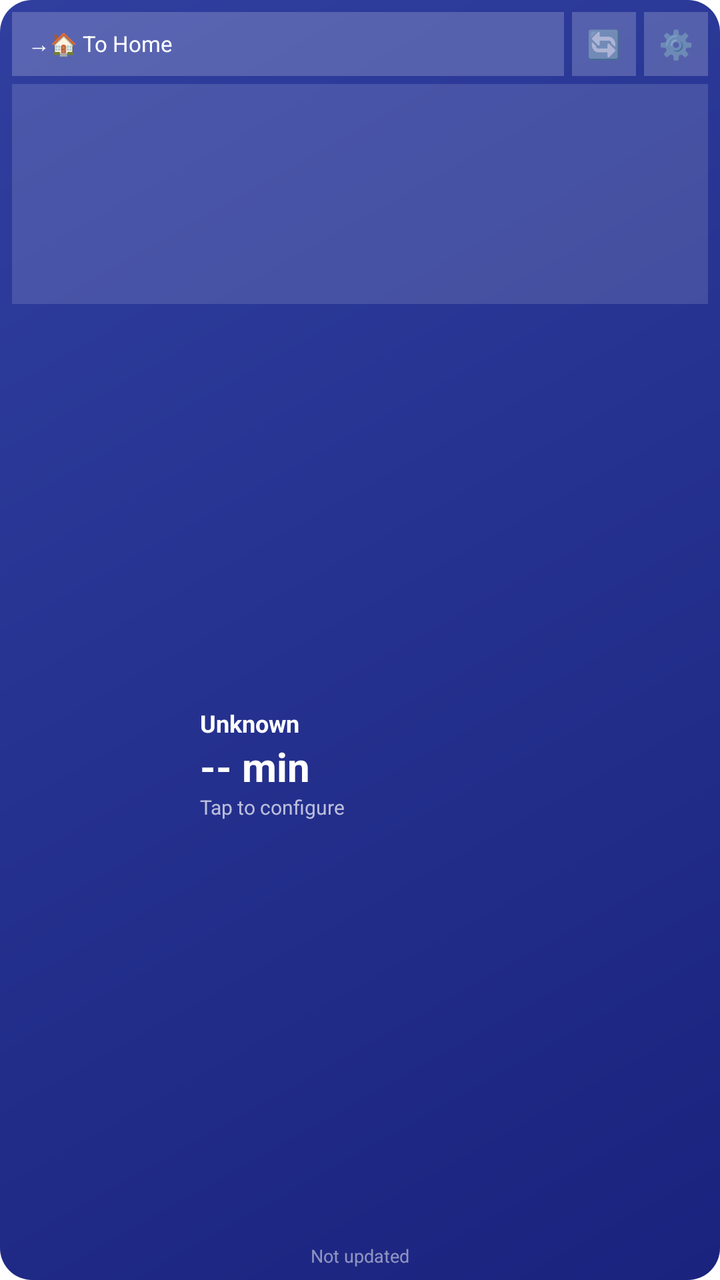
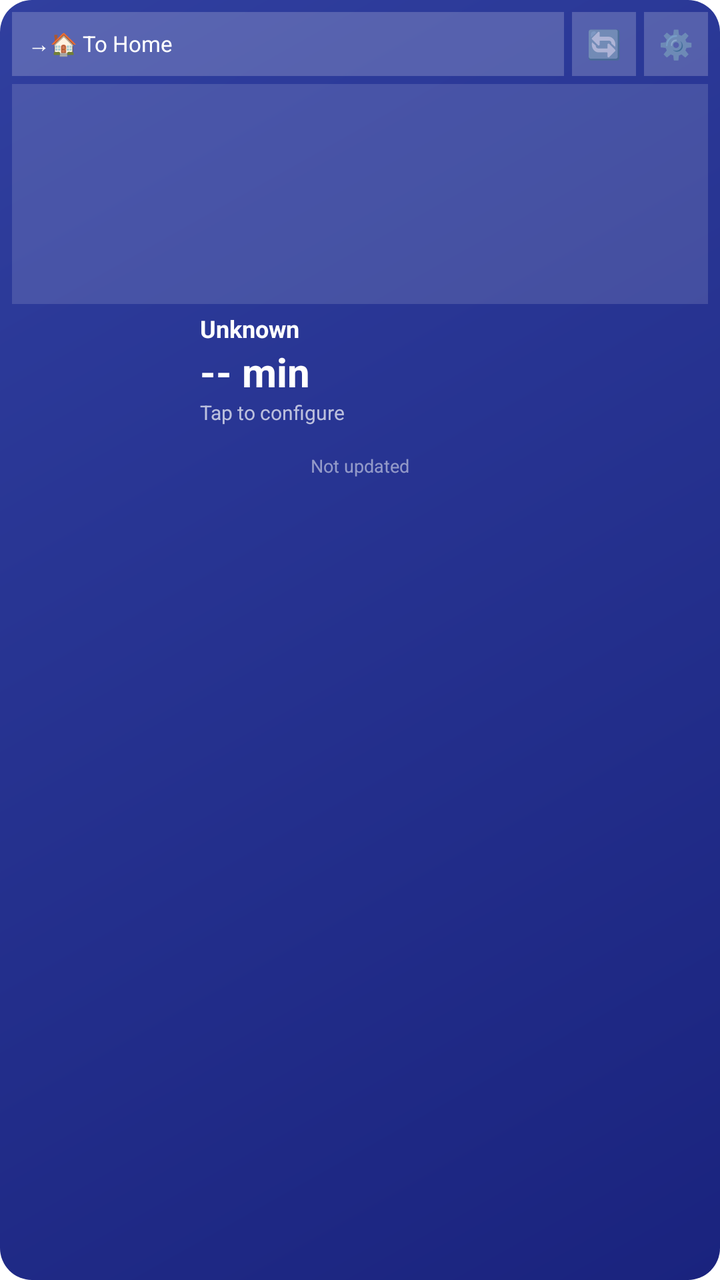

An Android layout rendered at two revisions. The XML below is the earlier revision; the diff shows what the commit changed to produce the second picture.
<!-- AndroidManifest.xml: application theme Theme.TrafficWidget -->
<!-- res/layout/widget_traffic.xml -->
<?xml version="1.0" encoding="utf-8"?>
<LinearLayout xmlns:android="http://schemas.android.com/apk/res/android"
    android:layout_width="match_parent"
    android:layout_height="match_parent"
    android:orientation="vertical"
    android:padding="6dp"
    android:background="@drawable/widget_background">

    
    <LinearLayout
        android:layout_width="match_parent"
        android:layout_height="32dp"
        android:orientation="horizontal"
        android:gravity="center_vertical"
        android:layout_marginBottom="4dp">

        <TextView
            android:id="@+id/directionButton"
            android:layout_width="0dp"
            android:layout_height="match_parent"
            android:layout_weight="1"
            android:text="→🏠 To Home"
            android:textSize="11sp"
            android:textColor="#FFFFFF"
            android:gravity="center_vertical"
            android:background="#33FFFFFF"
            android:paddingStart="8dp"
            android:paddingEnd="8dp"
            android:layout_marginEnd="4dp" />

        <TextView
            android:id="@+id/refreshButton"
            android:layout_width="32dp"
            android:layout_height="match_parent"
            android:text="🔄"
            android:textSize="14sp"
            android:gravity="center"
            android:background="#33FFFFFF"
            android:layout_marginEnd="4dp" />

        <TextView
            android:id="@+id/settingsButton"
            android:layout_width="32dp"
            android:layout_height="match_parent"
            android:text="⚙️"
            android:textSize="14sp"
            android:gravity="center"
            android:background="#33FFFFFF" />

    </LinearLayout>

    
    <ImageView
        android:id="@+id/mapImage"
        android:layout_width="match_parent"
        android:layout_height="110dp"
        android:scaleType="centerCrop"
        android:background="#22FFFFFF"
        android:layout_marginBottom="4dp" />

    
    <LinearLayout
        android:id="@+id/gaugeContainer"
        android:layout_width="match_parent"
        android:layout_height="0dp"
        android:layout_weight="1"
        android:orientation="horizontal"
        android:gravity="center_vertical">

        
        <ImageView
            android:id="@+id/gaugeImage"
            android:layout_width="90dp"
            android:layout_height="58dp"
            android:scaleType="fitCenter" />

        
        <LinearLayout
            android:layout_width="0dp"
            android:layout_height="wrap_content"
            android:layout_weight="1"
            android:orientation="vertical"
            android:paddingStart="4dp">

            <TextView
                android:id="@+id/statusLabel"
                android:layout_width="wrap_content"
                android:layout_height="wrap_content"
                android:text="Unknown"
                android:textSize="12sp"
                android:textColor="#FFFFFF"
                android:textStyle="bold" />

            <TextView
                android:id="@+id/travelTime"
                android:layout_width="wrap_content"
                android:layout_height="wrap_content"
                android:text="-- min"
                android:textSize="20sp"
                android:textColor="#FFFFFF"
                android:textStyle="bold" />

            <TextView
                android:id="@+id/delayInfo"
                android:layout_width="match_parent"
                android:layout_height="wrap_content"
                android:text="Tap to configure"
                android:textSize="10sp"
                android:textColor="#B0FFFFFF"
                android:maxLines="1"
                android:ellipsize="end" />

            <TextView
                android:id="@+id/altRouteInfo"
                android:layout_width="match_parent"
                android:layout_height="wrap_content"
                android:text=""
                android:textSize="10sp"
                android:textColor="#80FFFFFF"
                android:maxLines="1"
                android:ellipsize="end" />

        </LinearLayout>

    </LinearLayout>

    
    <TextView
        android:id="@+id/lastUpdate"
        android:layout_width="match_parent"
        android:layout_height="wrap_content"
        android:text="Not updated"
        android:textSize="9sp"
        android:textColor="#80FFFFFF"
        android:gravity="center" />

</LinearLayout>
<!-- resources referenced by this layout -->
<resources>
  <!-- drawable widget_background (drawable) -->
  <?xml version="1.0" encoding="utf-8"?>
  <shape xmlns:android="http://schemas.android.com/apk/res/android"
      android:shape="rectangle">
      <corners android:radius="16dp" />
      <gradient
          android:angle="135"
          android:startColor="#1A237E"
          android:endColor="#303F9F"
          android:type="linear" />
  </shape>
  <style name="Theme.TrafficWidget" parent="Theme.MaterialComponents.DayNight.DarkActionBar">
          <item name="colorPrimary">#1A237E</item>
          <item name="colorPrimaryVariant">#000051</item>
          <item name="colorOnPrimary">#FFFFFF</item>
          <item name="colorSecondary">#4CAF50</item>
          <item name="colorSecondaryVariant">#087f23</item>
          <item name="colorOnSecondary">#000000</item>
      </style>
</resources>

<!-- the commit's change to res/layout/widget_traffic.xml (unified diff, before → after) -->
@@ -4,6 +4,7 @@
     android:layout_height="match_parent"
     android:orientation="vertical"
     android:padding="6dp"
+    android:layoutDirection="ltr"
     android:background="@drawable/widget_background">
 
     
@@ -62,8 +63,7 @@
     <LinearLayout
         android:id="@+id/gaugeContainer"
         android:layout_width="match_parent"
-        android:layout_height="0dp"
-        android:layout_weight="1"
+        android:layout_height="wrap_content"
         android:orientation="horizontal"
         android:gravity="center_vertical">
 
